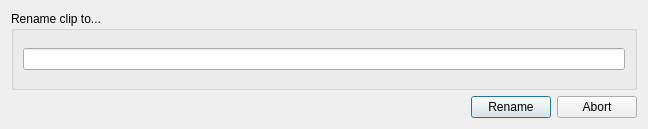
This is platform/qt/RenameDialog.ui in ilia3101/MLV-App as Qt 5 draws it before an edit. The edited form follows.
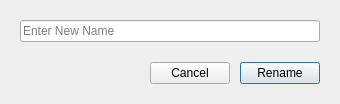
This is the edited form.

Diff of the .ui file:
```diff
--- a/platform/qt/RenameDialog.ui
+++ b/platform/qt/RenameDialog.ui
@@ -2,39 +2,49 @@
 <ui version="4.0">
  <class>RenameDialog</class>
  <widget class="QDialog" name="RenameDialog">
-  <property name="geometry">
-   <rect>
-    <x>0</x>
-    <y>0</y>
-    <width>648</width>
-    <height>129</height>
-   </rect>
-  </property>
   <property name="windowTitle">
    <string>Rename Clip</string>
   </property>
-  <layout class="QGridLayout" name="gridLayout_2">
-   <item row="0" column="0">
-    <widget class="QGroupBox" name="groupBox">
-     <property name="title">
-      <string>Rename clip to...</string>
+  <layout class="QVBoxLayout" name="verticalLayout">
+   <property name="spacing">
+    <number>20</number>
+   </property>
+   <property name="leftMargin">
+    <number>20</number>
+   </property>
+   <property name="topMargin">
+    <number>20</number>
+   </property>
+   <property name="rightMargin">
+    <number>20</number>
+   </property>
+   <property name="bottomMargin">
+    <number>20</number>
+   </property>
+   <item>
+    <widget class="QLineEdit" name="lineEdit">
+     <property name="minimumSize">
+      <size>
+       <width>300</width>
+       <height>0</height>
+      </size>
      </property>
-     <layout class="QGridLayout" name="gridLayout">
-      <item row="0" column="0">
-       <widget class="QLineEdit" name="lineEdit">
-        <property name="inputMask">
-         <string/>
-        </property>
-        <property name="text">
-         <string/>
-        </property>
-       </widget>
-      </item>
-     </layout>
+     <property name="inputMask">
+      <string/>
+     </property>
+     <property name="text">
+      <string/>
+     </property>
+     <property name="placeholderText">
+      <string>Enter New Name</string>
+     </property>
     </widget>
    </item>
-   <item row="1" column="0">
+   <item>
     <layout class="QHBoxLayout" name="horizontalLayout">
+     <property name="spacing">
+      <number>10</number>
+     </property>
      <item>
       <spacer name="horizontalSpacer">
        <property name="orientation">
@@ -42,23 +52,26 @@
        </property>
        <property name="sizeHint" stdset="0">
         <size>
-         <width>40</width>
-         <height>20</height>
+         <width>0</width>
+         <height>0</height>
         </size>
        </property>
       </spacer>
      </item>
+     <item>
+      <widget class="QPushButton" name="pushButtonAbort">
+       <property name="text">
+        <string>Cancel</string>
+       </property>
+      </widget>
+     </item>
      <item>
       <widget class="QPushButton" name="pushButtonRename">
        <property name="text">
         <string>Rename</string>
        </property>
-      </widget>
-     </item>
-     <item>
-      <widget class="QPushButton" name="pushButtonAbort">
-       <property name="text">
-        <string>Abort</string>
+       <property name="default">
+        <bool>true</bool>
        </property>
       </widget>
      </item>
```
Left out of the diff: 15 changed lines with no effect on the pictures.
